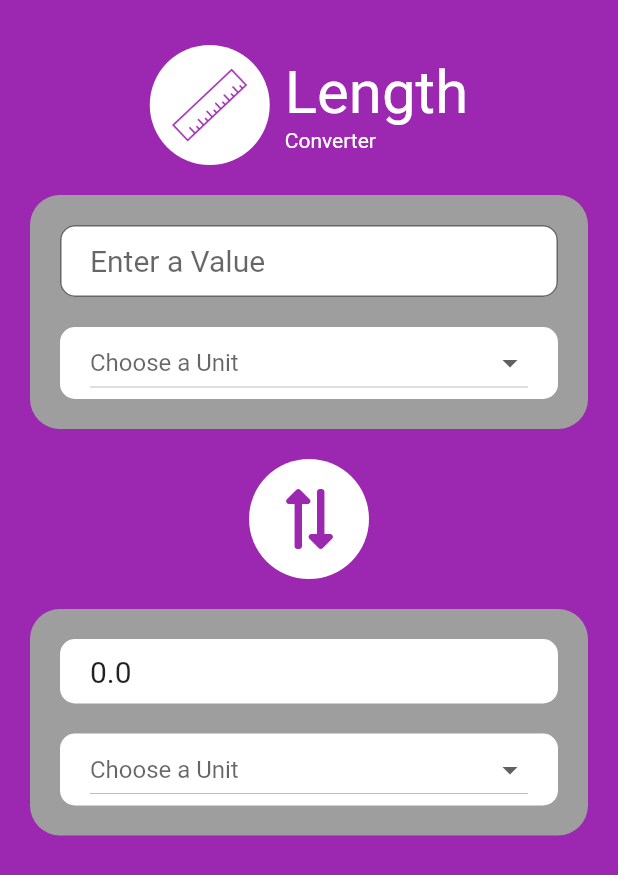
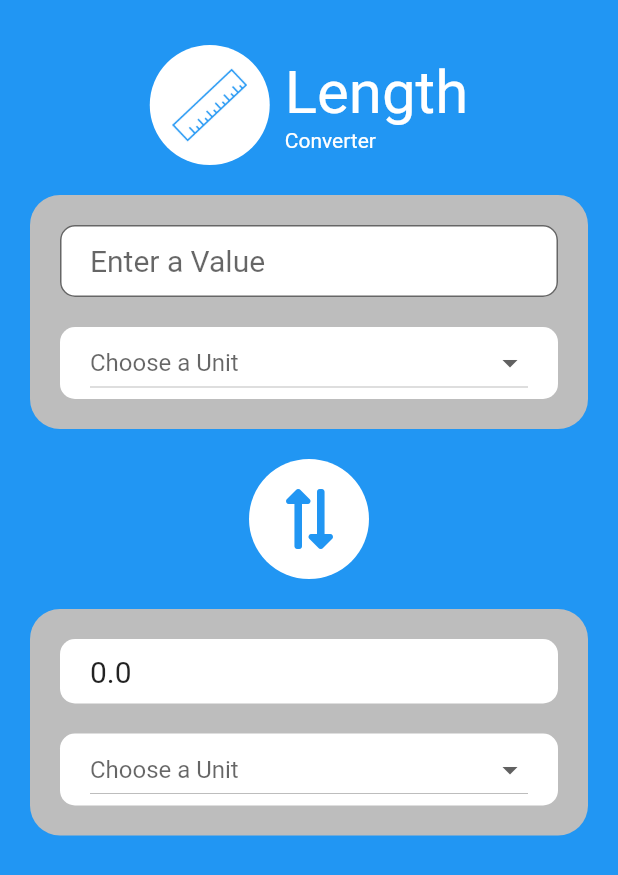
Before and after one commit to AhmedNasserG/Converter, a Flutter app: the screen it shows after launch, after a tap on "Length", on a phone screen of 412 x 824 dp. Shown: the top 875 px of the screen. Run offline on Flutter 3.47's test engine with Material 2 defaults, Android fonts, the phone set to English and light mode, and no system bars; our stand-ins replace animated_text_kit, font_awesome_flutter.

Commit message:
minor update

```diff
--- a/lib/components/converter_header.dart
+++ b/lib/components/converter_header.dart
@@ -1,3 +1,4 @@
+import 'package:convertor/constants.dart';
 import 'package:convertor/units_data.dart';
 import 'package:flutter/material.dart';
 import 'package:flutter/painting.dart';
@@ -15,12 +16,6 @@ class ConverterHeader extends StatelessWidget {
       child: Row(
         mainAxisAlignment: MainAxisAlignment.center,
         children: [
-          // IconButton(
-          //     alignment: Alignment.topLeft,
-          //     icon: Icon(Icons.arrow_back_ios),
-          //     onPressed: () {
-          //       Navigator.pop(context);
-          //     }),
           CircleAvatar(
             backgroundColor: Colors.white,
             radius: 40.0,
@@ -29,7 +24,7 @@ class ConverterHeader extends StatelessWidget {
               child: Image(
                 image: AssetImage(getImage(categoryIndex)),
                 height: 50.0,
-                color: Colors.purple,
+                color: kMainColor,
               ),
             ),
           ),
--- a/lib/constants.dart
+++ b/lib/constants.dart
@@ -11,7 +11,7 @@ const kTextFieldDecoration = InputDecoration(
 );
 
 const kContainerDecoration = BoxDecoration(
-  color: Colors.grey,
+  color: Color(0xFFBDBDBD),
   borderRadius: BorderRadius.all(Radius.circular(20.0)),
 );
 
@@ -26,7 +26,7 @@ const kContainerElementStyle = BoxDecoration(
   color: Colors.white,
   borderRadius: BorderRadius.all(Radius.circular(10.0)),
 );
-const kMainColor = Colors.purple;
+const kMainColor = Color(0xFF2196f3);
 const double logoSize = 40;
 const kApiKey = 'b023322a99bf9b0b6075';
 const kCurrenciesSymbolsUrl =
--- a/lib/screens/convert_screen.dart
+++ b/lib/screens/convert_screen.dart
@@ -73,7 +73,7 @@ class _ConvertScreenState extends State<ConvertScreen> {
     return SafeArea(
       child: Scaffold(
         resizeToAvoidBottomInset: false,
-        backgroundColor: Colors.purple,
+        backgroundColor: kMainColor,
         body: Column(
           crossAxisAlignment: CrossAxisAlignment.stretch,
           children: [
```
Also changed, not shown: 2 other files.
